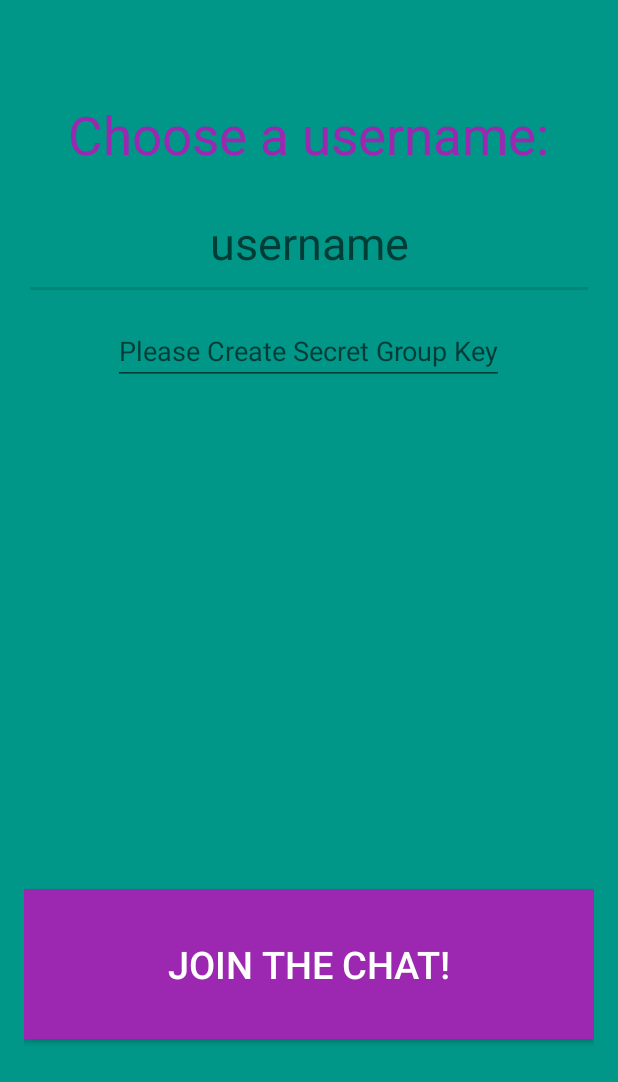
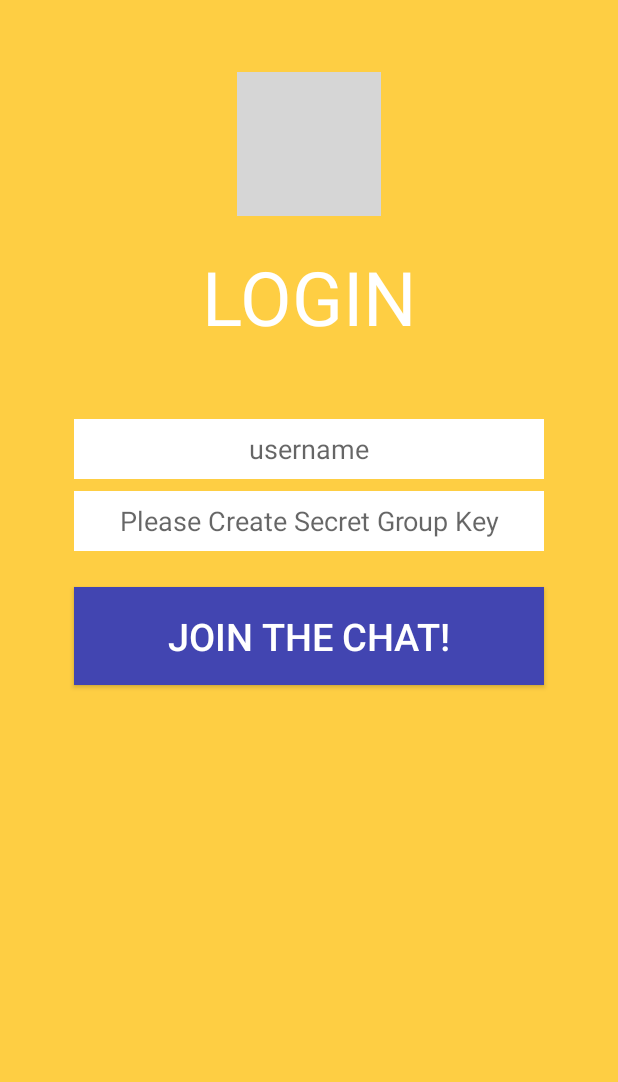
Before and after one commit to ABrannigan/herecomethegirls_android, an Android app: the screen it shows after launch (LoginActivity), on a phone screen of 412 x 824 dp. Shown: the top 1082 px of the screen. Run offline under Robolectric (Android 15) with nearby library versions, the phone set to English and light mode, and no system bars; grey boxes are pictures that could not be loaded.

Commit message:
fixed login screen look and layout

```diff
--- a/app/build.gradle
+++ b/app/build.gradle
@@ -10,6 +10,7 @@ android {
         targetSdkVersion 24
         versionCode 1
         versionName "1.0"
+        multiDexEnabled true
     }
     buildTypes {
         release {
--- a/app/src/main/java/com/herecomethegirls/abrannigan/android/datastream/datastreams/LoginActivity.java
+++ b/app/src/main/java/com/herecomethegirls/abrannigan/android/datastream/datastreams/LoginActivity.java
@@ -11,6 +11,7 @@ import android.view.MenuItem;
 import android.view.View;
 import android.widget.EditText;
 
+import android.widget.ImageView;
 import android.widget.Toast;
 
 
@@ -29,6 +30,8 @@ public class LoginActivity extends Activity {
         mUsername = (EditText) findViewById(R.id.login_username);
 
         channelEditText = (EditText) findViewById(R.id.channelEditText);
+
+       // ImageView image = (ImageView) findViewById(R.id.imageView2);
 
 
         channelEditText.setOnKeyListener(new View.OnKeyListener() {
--- a/app/src/main/java/com/herecomethegirls/abrannigan/android/datastream/datastreams/ShareLocationActivity.java
+++ b/app/src/main/java/com/herecomethegirls/abrannigan/android/datastream/datastreams/ShareLocationActivity.java
@@ -50,6 +50,7 @@ public class ShareLocationActivity extends AppCompatActivity implements
     // PubNub
     private Pubnub mPubnub;
     private String channelName;
+
 
     // =============================================================================================
     // Activity Life Cycle
--- a/app/src/main/res/layout/activity_login.xml
+++ b/app/src/main/res/layout/activity_login.xml
@@ -1,78 +1,93 @@
 <?xml version="1.0" encoding="utf-8"?>
-<RelativeLayout xmlns:android="http://schemas.android.com/apk/res/android"
+<android.support.constraint.ConstraintLayout xmlns:android="http://schemas.android.com/apk/res/android"
     xmlns:tools="http://schemas.android.com/tools"
     android:layout_width="match_parent"
     android:layout_height="match_parent"
     xmlns:app="http://schemas.android.com/apk/res-auto"
-    android:paddingLeft="@dimen/activity_horizontal_margin"
-    android:paddingRight="@dimen/activity_horizontal_margin"
-    android:paddingTop="@dimen/activity_vertical_margin"
-    android:paddingBottom="@dimen/activity_vertical_margin"
-    android:background="@color/teal"
+    android:background="@color/orange"
 
 
     tools:context="com.herecomethegirls.abrannigan.android.datastream.datastreams.LoginActivity"
     android:baselineAligned="false">
 
-    <TextView
-        android:text="@string/login"
-        android:textSize="35sp"
+    <EditText
+        android:id="@+id/channelEditText"
+
         android:gravity="center"
+        android:layout_width="313dp"
+        android:layout_height="40dp"
+        android:hint="@string/channel_hint"
+        android:textColor="@color/primary_dark_color"
+        android:inputType="text"
+        android:background="@color/white"
+        android:layout_marginStart="16dp"
+        app:layout_constraintLeft_toLeftOf="parent"
+        android:layout_marginEnd="16dp"
+        app:layout_constraintRight_toRightOf="parent"
+        android:layout_marginTop="8dp"
+        app:layout_constraintTop_toBottomOf="@+id/login_username" />
+
+    <ImageView
         android:layout_width="wrap_content"
         android:layout_height="wrap_content"
-        android:layout_marginTop="50dp"
-        android:textColor="@color/purple"
-        android:id="@+id/textView"
-        android:layout_alignParentTop="true"
-        android:layout_centerHorizontal="true"/>
-
-    <Button
-        android:id="@+id/button"
-        android:layout_width="match_parent"
-        android:layout_height="100dp"
-        android:text="@string/login_submit"
-        android:textSize="25sp"
-        android:textColor="#FFF"
-        android:background="@color/purple"
-        android:layout_above="@+id/imageView"
-        android:layout_marginBottom="35dp"
-        android:onClick="joinChat"/>
-
-    <ImageView
-        android:layout_width="match_parent"
-        android:layout_height="70dp"
-
-        android:id="@+id/imageView"
-        android:layout_alignParentBottom="true"
-        android:layout_marginBottom="10dp"
-         />
+        android:src="@drawable/icon_snip_sqr"
+        android:id="@+id/imageView2"
+        android:foregroundGravity="center_vertical"
+        android:adjustViewBounds="false"
+        android:cropToPadding="false"
+        android:layout_marginTop="48dp"
+        app:layout_constraintTop_toTopOf="parent"
+        app:layout_constraintRight_toRightOf="parent"
+        app:layout_constraintLeft_toLeftOf="parent" />
 
     <EditText
         android:hint="@string/username"
         android:inputType="text"
-        android:layout_width="match_parent"
-        android:layout_height="75dp"
-        android:textSize="30sp"
-        android:textColor="#333"
+        android:layout_width="313dp"
+        android:layout_height="40dp"
         android:gravity="center"
         android:id="@+id/login_username"
 
-        android:layout_marginTop="11dp"
-        android:layout_below="@+id/textView"
-        android:layout_alignParentStart="true" />
+        android:background="@color/white"
+        android:layout_marginTop="48dp"
+        app:layout_constraintTop_toBottomOf="@+id/textView"
+        android:layout_marginEnd="16dp"
+        app:layout_constraintRight_toRightOf="parent"
+        android:layout_marginStart="16dp"
+        app:layout_constraintLeft_toLeftOf="parent" />
 
-    <EditText
-        android:id="@+id/channelEditText"
+    <Button
+        android:id="@+id/button"
+        android:layout_width="313dp"
+        android:layout_height="65dp"
+        android:text="@string/login_submit"
+        android:textSize="25sp"
+        android:textColor="@color/white"
+        android:background="@color/pn_blue"
+        android:onClick="joinChat"
+        android:layout_marginTop="24dp"
+        app:layout_constraintTop_toBottomOf="@+id/channelEditText"
+        android:layout_marginStart="16dp"
+        app:layout_constraintLeft_toLeftOf="parent"
+        android:layout_marginEnd="16dp"
+        app:layout_constraintRight_toRightOf="parent" />
+
+    <TextView
+        android:text="LOGIN"
+        android:textSize="50sp"
+        android:textColor="@color/white"
+        android:gravity="center"
         android:layout_width="wrap_content"
         android:layout_height="wrap_content"
-        android:layout_weight="4"
-        android:hint="@string/channel_hint"
-        android:textColor="@color/red"
-        android:inputType="text"
-        app:layout_constraintTop_toTopOf="parent"
-        android:layout_marginTop="11dp"
-        android:layout_below="@+id/login_username"
-        android:layout_centerHorizontal="true" />
+        android:id="@+id/textView"
+        android:textAppearance="@style/TextAppearance.AppCompat.Display1"
+
+        android:layout_marginTop="20dp"
+        app:layout_constraintTop_toBottomOf="@+id/imageView2"
+        android:layout_marginEnd="20dp"
+        app:layout_constraintRight_toRightOf="parent"
+        android:layout_marginStart="20dp"
+        app:layout_constraintLeft_toLeftOf="parent" />
 
 
-</RelativeLayout>
+</android.support.constraint.ConstraintLayout>
--- a/app/src/main/res/values/colors.xml
+++ b/app/src/main/res/values/colors.xml
@@ -5,8 +5,12 @@
     <color name="colorAccent">#FF4081</color>
     <color name="white">#FFFFFF</color>
     <color name="black">#000000</color>
-    <color name="light_blue">#007AFF</color>
+    <color name="light_blue">#4245B1</color>
     <color name="red">#FF0000</color>
+    <color name="orange">#fece43</color>
+    <color name="orange_light">#FFE391</color>
+
+
 
     <!-- Primary color of the app (shown in the app bar) -->
     <color name="primary_color">#4A312A</color>
@@ -31,7 +35,7 @@
 
 
     <color name="purple">#9C27B0</color>
-    <color name="pn_blue">#ff19a2c6</color>
+    <color name="pn_blue">#4245b1</color>
     <color name="yelow">#d9ff00</color>
     <color name="teal">#009688</color>
 
```
Also changed, not shown: app/src/main/res/drawable/veil.jpg (added).
